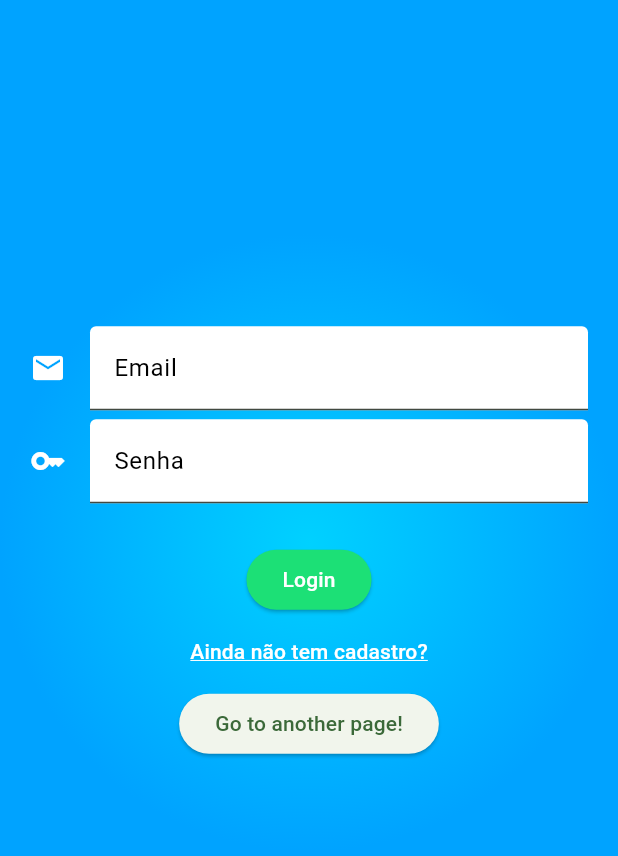
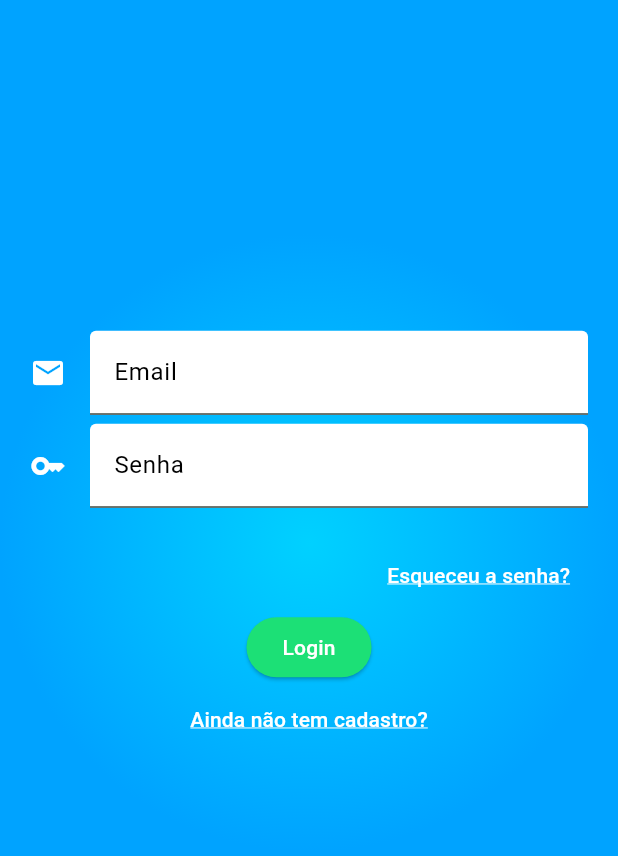
Before and after one commit to quinhas123/monocle, a Flutter app: the screen it shows after launch, on a phone screen of 412 x 824 dp, the part 150-1006 px from its top. Run offline on Flutter 3.47's test engine with Material 3 defaults, Android fonts, the phone set to English and light mode, and no system bars; our stand-ins replace firebase_auth, firebase_core; accounts and stored records are empty.

Commit message:
improve recover account button style on login_register_page.

```diff
--- a/lib/pages/login_register_page.dart
+++ b/lib/pages/login_register_page.dart
@@ -78,16 +78,6 @@ class _LoginPageState extends State<LoginPage> {
     );
   }
 
-  Widget _recoverAccountButton() {
-    return ElevatedButton(
-      onPressed: () {
-        Navigator.push(context,
-            MaterialPageRoute(builder: (context) => RecoverAccountStateless()));
-      },
-      child: const Text('Go to another page!'),
-    );
-  }
-
   Widget _errorMessage() {
     return Text(errorMessage == '' ? '' : 'ERROR: $errorMessage');
   }
@@ -102,6 +92,25 @@ class _LoginPageState extends State<LoginPage> {
             ? signInWithEmailAndPassword
             : createUserWithEmailAndPassword,
         child: Text(isLogin ? 'Login' : 'Criar'));
+  }
+
+  Widget _recoverAccountButton() {
+    return TextButton(
+      onPressed: () {
+        Navigator.push(context,
+            MaterialPageRoute(builder: (context) => RecoverAccountStateless()));
+      },
+      style: TextButton.styleFrom(
+        foregroundColor: Colors.white,
+      ),
+      child: const Text(
+        'Esqueceu a senha?',
+        style: TextStyle(
+          decoration: TextDecoration.underline,
+          decorationColor: Colors.white,
+        ),
+      ),
+    );
   }
 
   Widget _loginOrRegisterButton() {
@@ -149,13 +158,15 @@ class _LoginPageState extends State<LoginPage> {
               child: _entryField('Email', _controllerEmail),
             ),
             Container(
-              margin: const EdgeInsets.only(bottom: 6.0),
               child: _entryField('Senha', _controllerPassword),
             ),
             _errorMessage(),
+            Align(
+              alignment: Alignment.centerRight,
+              child: _recoverAccountButton(),
+            ),
             _submitButton(),
             _loginOrRegisterButton(),
-            _recoverAccountButton(),
           ],
         ),
       ),
```
